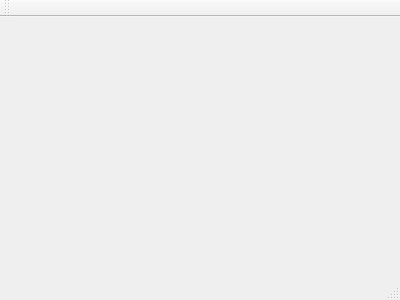
jeffwang0516/CandyCrush-qt, file candycrush/mainwindow.ui: the form before one commit.
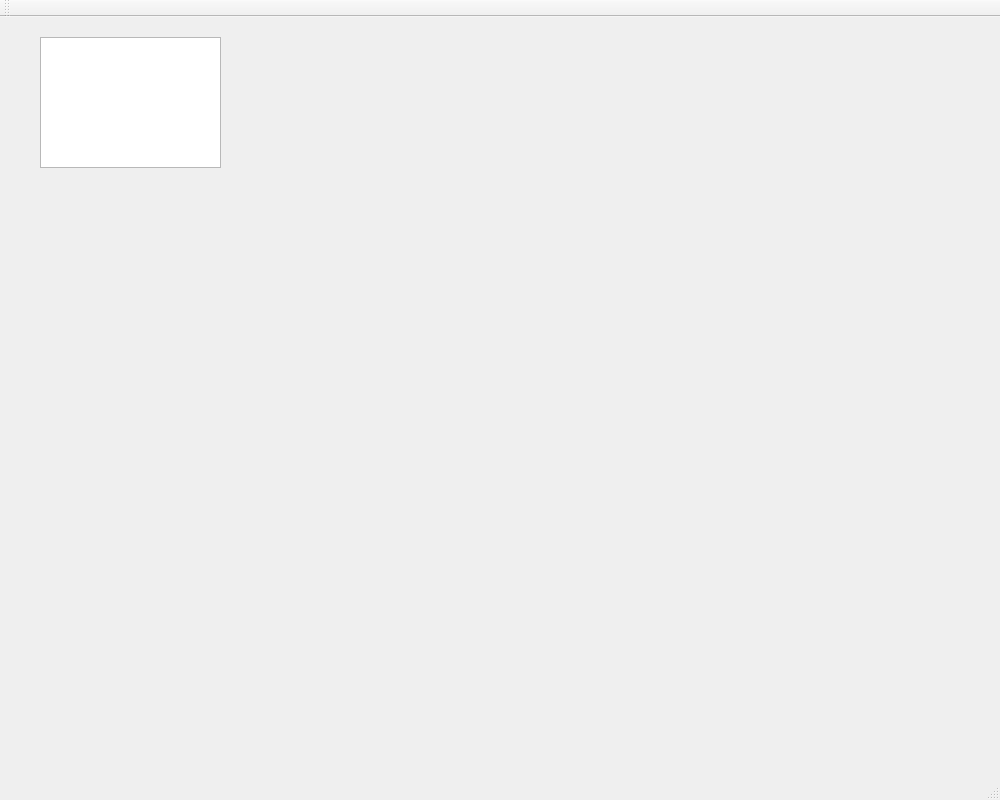
The form after the commit.

```diff
--- a/candycrush/mainwindow.ui
+++ b/candycrush/mainwindow.ui
@@ -1,24 +1,56 @@
 <ui version="4.0">
  <class>MainWindow</class>
- <widget class="QMainWindow" name="MainWindow" >
-  <property name="geometry" >
+ <widget class="QMainWindow" name="MainWindow">
+  <property name="geometry">
    <rect>
     <x>0</x>
     <y>0</y>
-    <width>400</width>
-    <height>300</height>
+    <width>1000</width>
+    <height>800</height>
    </rect>
   </property>
-  <property name="windowTitle" >
+  <property name="maximumSize">
+   <size>
+    <width>1000</width>
+    <height>1000</height>
+   </size>
+  </property>
+  <property name="windowTitle">
    <string>MainWindow</string>
   </property>
-  <widget class="QMenuBar" name="menuBar" />
-  <widget class="QToolBar" name="mainToolBar" />
-  <widget class="QWidget" name="centralWidget" />
-  <widget class="QStatusBar" name="statusBar" />
+  <widget class="QWidget" name="centralWidget">
+   <widget class="QGraphicsView" name="graphicsView">
+    <property name="geometry">
+     <rect>
+      <x>40</x>
+      <y>20</y>
+      <width>181</width>
+      <height>131</height>
+     </rect>
+    </property>
+   </widget>
+  </widget>
+  <widget class="QMenuBar" name="menuBar">
+   <property name="geometry">
+    <rect>
+     <x>0</x>
+     <y>0</y>
+     <width>1000</width>
+     <height>21</height>
+    </rect>
+   </property>
+  </widget>
+  <widget class="QToolBar" name="mainToolBar">
+   <attribute name="toolBarArea">
+    <enum>TopToolBarArea</enum>
+   </attribute>
+   <attribute name="toolBarBreak">
+    <bool>false</bool>
+   </attribute>
+  </widget>
+  <widget class="QStatusBar" name="statusBar"/>
  </widget>
- <layoutDefault spacing="6" margin="11" />
- <pixmapfunction></pixmapfunction>
+ <layoutdefault spacing="6" margin="11"/>
  <resources/>
  <connections/>
 </ui>
```
Left out of the diff: 1 changed line with no effect on the pictures.
